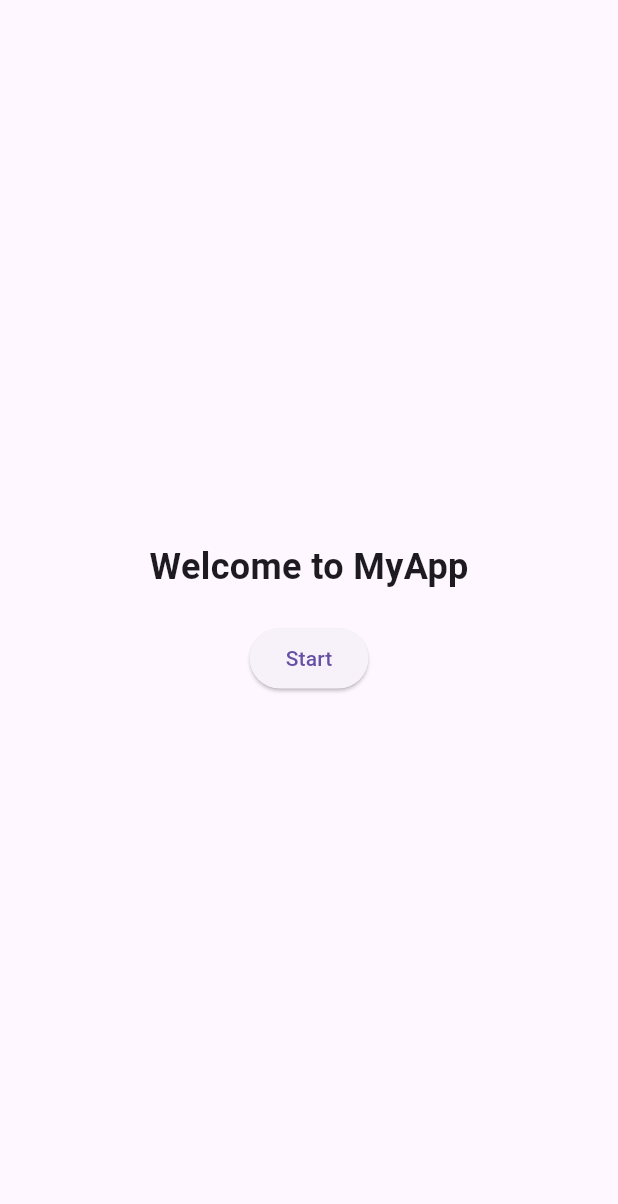
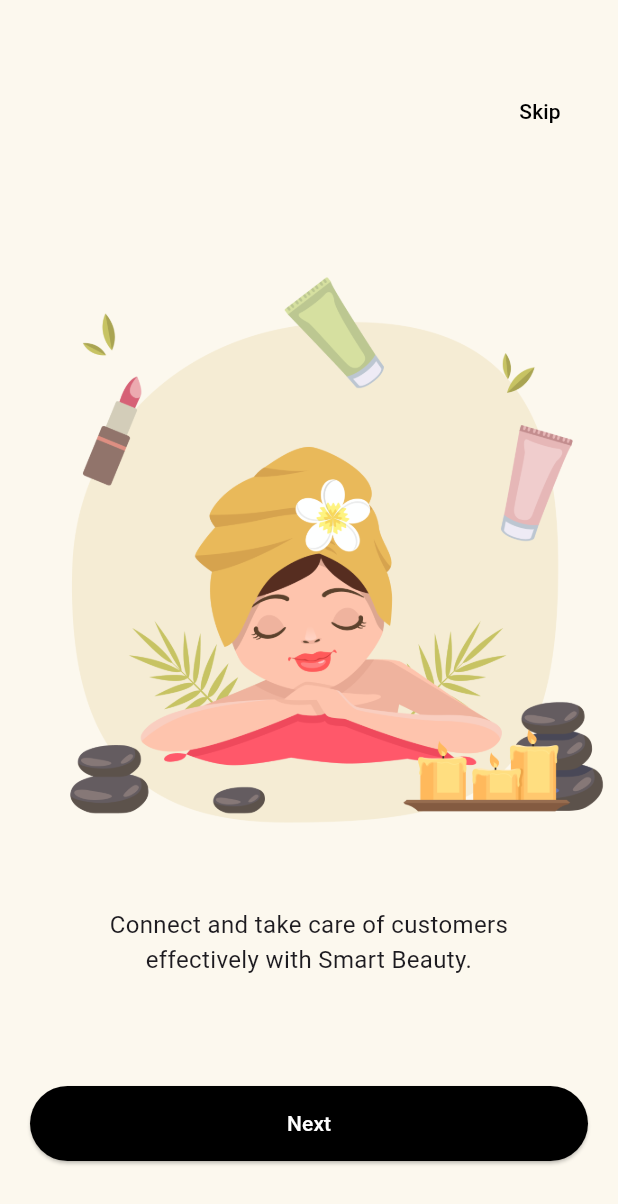
Before and after one commit to zerodow/CloneSMFlutter, a Flutter app: the screen it shows after launch, on a phone screen of 412 x 824 dp. Shown: the top 1204 px of the screen. Run offline on Flutter 3.47's test engine with Material 3 defaults, Android fonts, the phone set to English and light mode, and no system bars; our stand-ins replace card_swiper, shared_preferences, smooth_page_indicator.

Commit message:
intro screen

```diff
--- /dev/null
+++ b/devtools_options.yaml
@@ -0,0 +1,3 @@
+description: This file stores settings for Dart & Flutter DevTools.
+documentation: https://docs.flutter.dev/tools/devtools/extensions#configure-extension-enablement-states
+extensions:
--- a/lib/main.dart
+++ b/lib/main.dart
@@ -28,7 +28,7 @@ class MainApp extends StatelessWidget {
       home: Consumer<AppProvider>(
         builder: (context, appProvider, child) {
           return appProvider.isFirstLaunch
-              ? const IntroScreen()
+              ? IntroScreen()
               : const LoginScreen();
         },
       ),
--- a/lib/presentation/screens/intro_screen.dart
+++ b/lib/presentation/screens/intro_screen.dart
@@ -1,39 +1,153 @@
-import 'package:first_project/presentation/providers/app_provider.dart';
-import 'package:first_project/presentation/screens/login_screen.dart';
 import 'package:flutter/material.dart';
-import 'package:provider/provider.dart';
+import 'package:shared_preferences/shared_preferences.dart';
+import 'package:smooth_page_indicator/smooth_page_indicator.dart';
+import 'login_screen.dart';
 
-class IntroScreen extends StatelessWidget {
+class IntroScreen extends StatefulWidget {
   const IntroScreen({super.key});
 
   @override
+  // ignore: library_private_types_in_public_api
+  _IntroScreenState createState() => _IntroScreenState();
+}
+
+class _IntroScreenState extends State<IntroScreen> {
+  final PageController _pageController = PageController();
+  bool isLastPage = false;
+
+  // Save intro seen state
+  Future<void> _completeIntro() async {
+    final prefs = await SharedPreferences.getInstance();
+    await prefs.setBool('first_launch', false);
+    Navigator.pushReplacement(
+      context,
+      MaterialPageRoute(builder: (context) => LoginScreen()),
+    );
+  }
+
+  @override
   Widget build(BuildContext context) {
+    final double screenWidth = MediaQuery.of(context).size.width;
+    final double screenHeight = MediaQuery.of(context).size.height;
+
     return Scaffold(
-      body: Center(
-        child: Column(
-          mainAxisAlignment: MainAxisAlignment.center,
-          children: [
-            const Text(
-              'Welcome to MyApp',
-              style: TextStyle(fontSize: 24, fontWeight: FontWeight.bold),
+      backgroundColor: const Color(0xFFFCF8EE),
+      body: Stack(
+        children: [
+          // PageView for swiping through pages
+          PageView(
+            controller: _pageController,
+            onPageChanged: (index) {
+              setState(() {
+                isLastPage = index == 2;
+              });
+            },
+            children: [
+              buildPage(
+                image: "assets/images/splash1.png",
+                text:
+                    "Connect and take care of customers effectively with Smart Beauty.",
+                screenWidth: screenWidth,
+                screenHeight: screenHeight,
+              ),
+              buildPage(
+                image: "assets/images/splash2.png",
+                text: "Manage appointments with the most advanced functions.",
+                screenWidth: screenWidth,
+                screenHeight: screenHeight,
+              ),
+              buildPage(
+                image: "assets/images/splash3.png",
+                text: "All in one with Smart Beauty.",
+                screenWidth: screenWidth,
+                screenHeight: screenHeight,
+              ),
+            ],
+          ),
+
+          // Skip button (top-right)
+          Positioned(
+            top: 50,
+            right: 20,
+            child: TextButton(
+              onPressed: _completeIntro,
+              child: const Text("Skip", style: TextStyle(color: Colors.black)),
             ),
-            const SizedBox(height: 20),
-            ElevatedButton(
-              onPressed: () async {
-                // Cập nhật trạng thái là đã vào lần đầu
-                await Provider.of<AppProvider>(context, listen: false)
-                    .setFirstLaunch();
-                // Điều hướng sang màn hình Login
-                Navigator.pushReplacement(
-                  context,
-                  MaterialPageRoute(builder: (context) => const LoginScreen()),
-                );
-              },
-              child: const Text('Start'),
+          ),
+
+          // Page Indicator & Navigation Buttons (bottom)
+          Positioned(
+            bottom: 50,
+            left: 20,
+            right: 20,
+            child: Column(
+              children: [
+                // SmoothPageIndicator(
+                //   controller: _pageController,
+                //   count: 3,
+                //   effect: ExpandingDotsEffect(
+                //     dotHeight: 8,
+                //     dotWidth: 8,
+                //     activeDotColor: Colors.black,
+                //   ),
+                // ),
+                // SizedBox(height: 20),
+                SizedBox(
+                  width: double.infinity,
+                  height: 50,
+                  child: ElevatedButton(
+                    onPressed: () {
+                      if (isLastPage) {
+                        _completeIntro();
+                      } else {
+                        _pageController.nextPage(
+                          duration: const Duration(milliseconds: 500),
+                          curve: Curves.ease,
+                        );
+                      }
+                    },
+                    style: ElevatedButton.styleFrom(
+                      backgroundColor: Colors.black,
+                      foregroundColor: Colors.white,
+                      padding: const EdgeInsets.symmetric(
+                          horizontal: 50, vertical: 15),
+                    ),
+                    child: Text(isLastPage ? "Start now" : "Next"),
+                  ),
+                ),
+              ],
             ),
-          ],
-        ),
+          ),
+        ],
       ),
     );
   }
+
+  Widget buildPage({
+    required String image,
+    required String text,
+    required double screenWidth,
+    required double screenHeight,
+  }) {
+    return Column(
+      mainAxisAlignment: MainAxisAlignment.center,
+      children: [
+        Image.asset(
+          image,
+          width: screenWidth,
+          // height: screenHeight * 0.6, // Adjust height to fit the screen
+          fit: BoxFit.cover,
+        ),
+        const SizedBox(height: 20),
+        Padding(
+          padding: const EdgeInsets.symmetric(horizontal: 40),
+          child: Text(
+            text,
+            textAlign: TextAlign.center,
+            style: const TextStyle(fontSize: 16),
+          ),
+        ),
+      ],
+    );
+  }
 }
--- a/pubspec.yaml
+++ b/pubspec.yaml
@@ -12,6 +12,7 @@ dependencies:
     sdk: flutter
   provider: ^6.1.2
   shared_preferences: ^2.5.2
+  smooth_page_indicator: ^1.2.0+3
 
 dev_dependencies:
   flutter_test:
@@ -20,3 +21,6 @@ dev_dependencies:
 
 flutter:
   uses-material-design: true
+
+  assets:
+    - assets/images/
```
Also changed, not shown: lib/presentation/screens/login_screen.dart (+12 -18 lines), assets/images/splash1.png (added), assets/images/splash2.png (added), assets/images/splash3.png (added), pubspec.lock, 1 other file.
